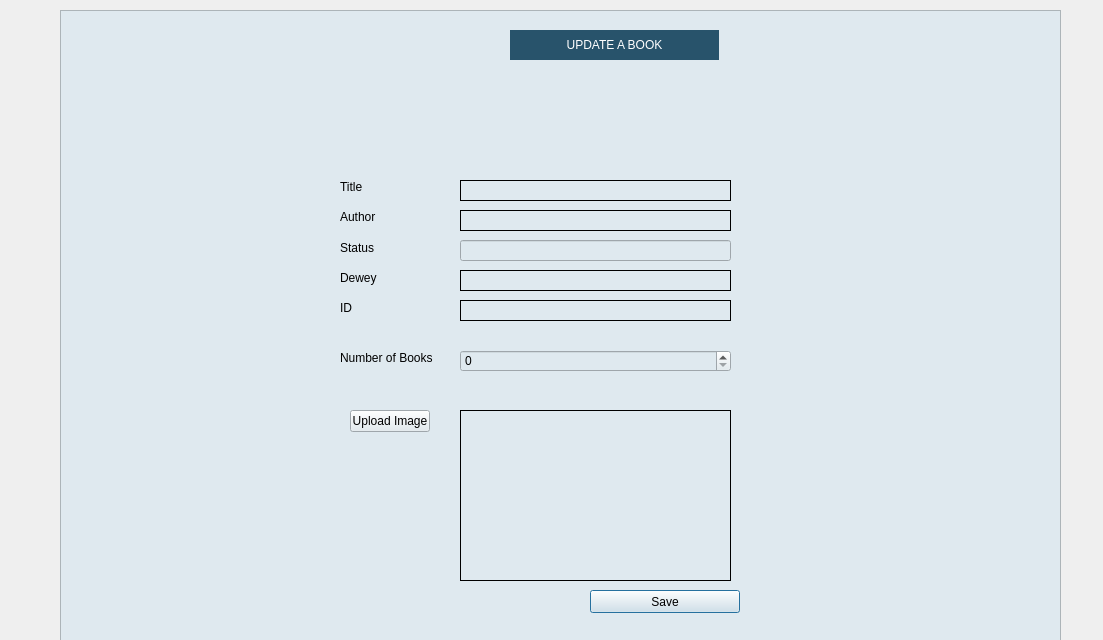
270122090/the_Library, file theLIBRARY/updatebook.ui: the form before one commit.
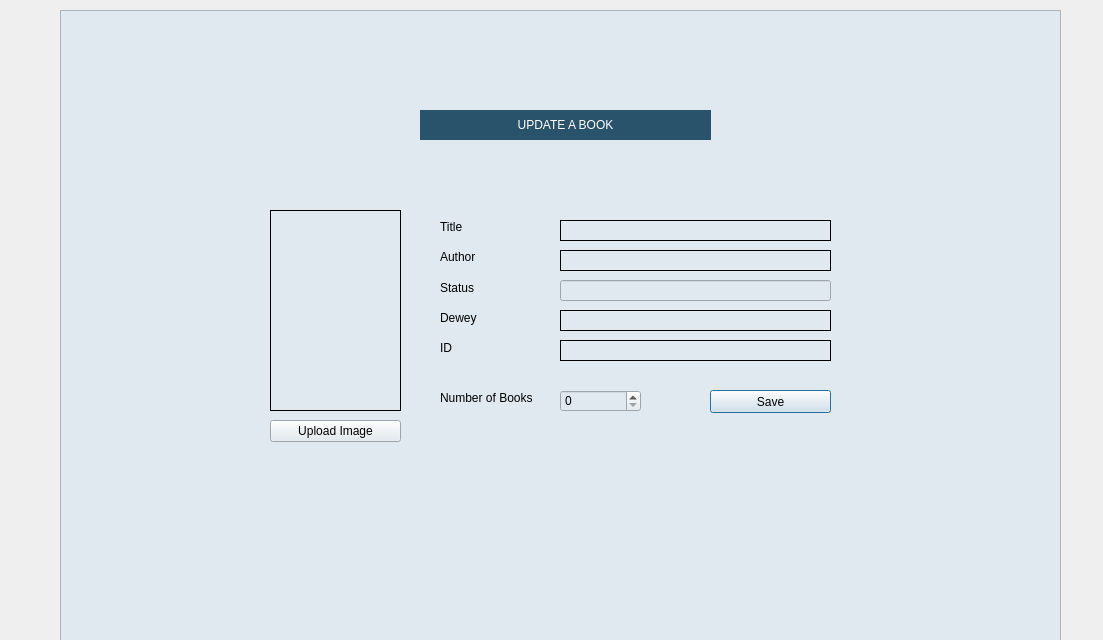
The form after the commit.

Patch:
```diff
--- a/theLIBRARY/updatebook.ui
+++ b/theLIBRARY/updatebook.ui
@@ -47,9 +47,9 @@
    <widget class="QPushButton" name="btnupdatebook">
     <property name="geometry">
      <rect>
-      <x>530</x>
-      <y>580</y>
-      <width>150</width>
+      <x>650</x>
+      <y>380</y>
+      <width>121</width>
       <height>23</height>
      </rect>
     </property>
@@ -60,8 +60,8 @@
    <widget class="QLabel" name="lbl_ID">
     <property name="geometry">
      <rect>
-      <x>400</x>
-      <y>290</y>
+      <x>500</x>
+      <y>330</y>
       <width>271</width>
       <height>21</height>
      </rect>
@@ -81,8 +81,8 @@
    <widget class="QLabel" name="lblBookTitle">
     <property name="geometry">
      <rect>
-      <x>400</x>
-      <y>170</y>
+      <x>500</x>
+      <y>210</y>
       <width>271</width>
       <height>21</height>
      </rect>
@@ -102,10 +102,10 @@
    <widget class="QLabel" name="addbookimagebox">
     <property name="geometry">
      <rect>
-      <x>400</x>
-      <y>400</y>
-      <width>271</width>
-      <height>171</height>
+      <x>210</x>
+      <y>200</y>
+      <width>131</width>
+      <height>201</height>
      </rect>
     </property>
     <property name="frameShape">
@@ -118,8 +118,8 @@
    <widget class="QLabel" name="label_2">
     <property name="geometry">
      <rect>
-      <x>280</x>
-      <y>200</y>
+      <x>380</x>
+      <y>240</y>
       <width>47</width>
       <height>14</height>
      </rect>
@@ -131,8 +131,8 @@
    <widget class="QLabel" name="lblDewey">
     <property name="geometry">
      <rect>
-      <x>400</x>
-      <y>260</y>
+      <x>500</x>
+      <y>300</y>
       <width>271</width>
       <height>21</height>
      </rect>
@@ -152,9 +152,9 @@
    <widget class="QSpinBox" name="spinQty">
     <property name="geometry">
      <rect>
-      <x>400</x>
-      <y>340</y>
-      <width>271</width>
+      <x>500</x>
+      <y>380</y>
+      <width>81</width>
       <height>22</height>
      </rect>
     </property>
@@ -162,8 +162,8 @@
    <widget class="QLabel" name="label_3">
     <property name="geometry">
      <rect>
-      <x>280</x>
-      <y>230</y>
+      <x>380</x>
+      <y>270</y>
       <width>47</width>
       <height>16</height>
      </rect>
@@ -175,8 +175,8 @@
    <widget class="QLabel" name="label_5">
     <property name="geometry">
      <rect>
-      <x>280</x>
-      <y>290</y>
+      <x>380</x>
+      <y>330</y>
       <width>47</width>
       <height>16</height>
      </rect>
@@ -188,8 +188,8 @@
    <widget class="QLabel" name="label">
     <property name="geometry">
      <rect>
-      <x>280</x>
-      <y>170</y>
+      <x>380</x>
+      <y>210</y>
       <width>47</width>
       <height>14</height>
      </rect>
@@ -201,9 +201,9 @@
    <widget class="QPushButton" name="btnloadbookimage">
     <property name="geometry">
      <rect>
-      <x>290</x>
-      <y>400</y>
-      <width>80</width>
+      <x>210</x>
+      <y>410</y>
+      <width>131</width>
       <height>22</height>
      </rect>
     </property>
@@ -214,8 +214,8 @@
    <widget class="QLabel" name="lblAuthor">
     <property name="geometry">
      <rect>
-      <x>400</x>
-      <y>200</y>
+      <x>500</x>
+      <y>240</y>
       <width>271</width>
       <height>21</height>
      </rect>
@@ -235,8 +235,8 @@
    <widget class="QLineEdit" name="txtaddStatus">
     <property name="geometry">
      <rect>
-      <x>400</x>
-      <y>230</y>
+      <x>500</x>
+      <y>270</y>
       <width>271</width>
       <height>21</height>
      </rect>
@@ -245,8 +245,8 @@
    <widget class="QLabel" name="label_4">
     <property name="geometry">
      <rect>
-      <x>280</x>
-      <y>260</y>
+      <x>380</x>
+      <y>300</y>
       <width>47</width>
       <height>16</height>
      </rect>
@@ -258,9 +258,9 @@
    <widget class="QLabel" name="LibraryTitle_3">
     <property name="geometry">
      <rect>
-      <x>450</x>
-      <y>20</y>
-      <width>209</width>
+      <x>360</x>
+      <y>100</y>
+      <width>291</width>
       <height>30</height>
      </rect>
     </property>
@@ -285,8 +285,8 @@
    <widget class="QLabel" name="label_6">
     <property name="geometry">
      <rect>
-      <x>280</x>
-      <y>340</y>
+      <x>380</x>
+      <y>380</y>
       <width>101</width>
       <height>16</height>
      </rect>
```
